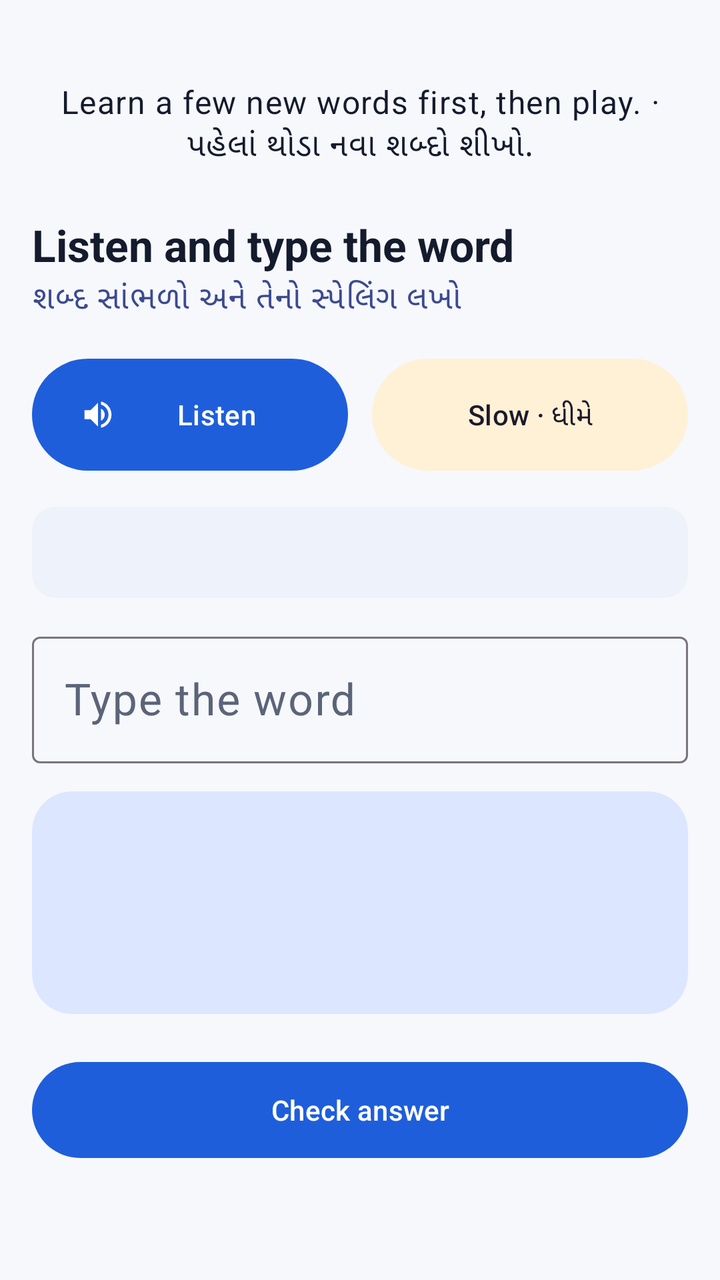
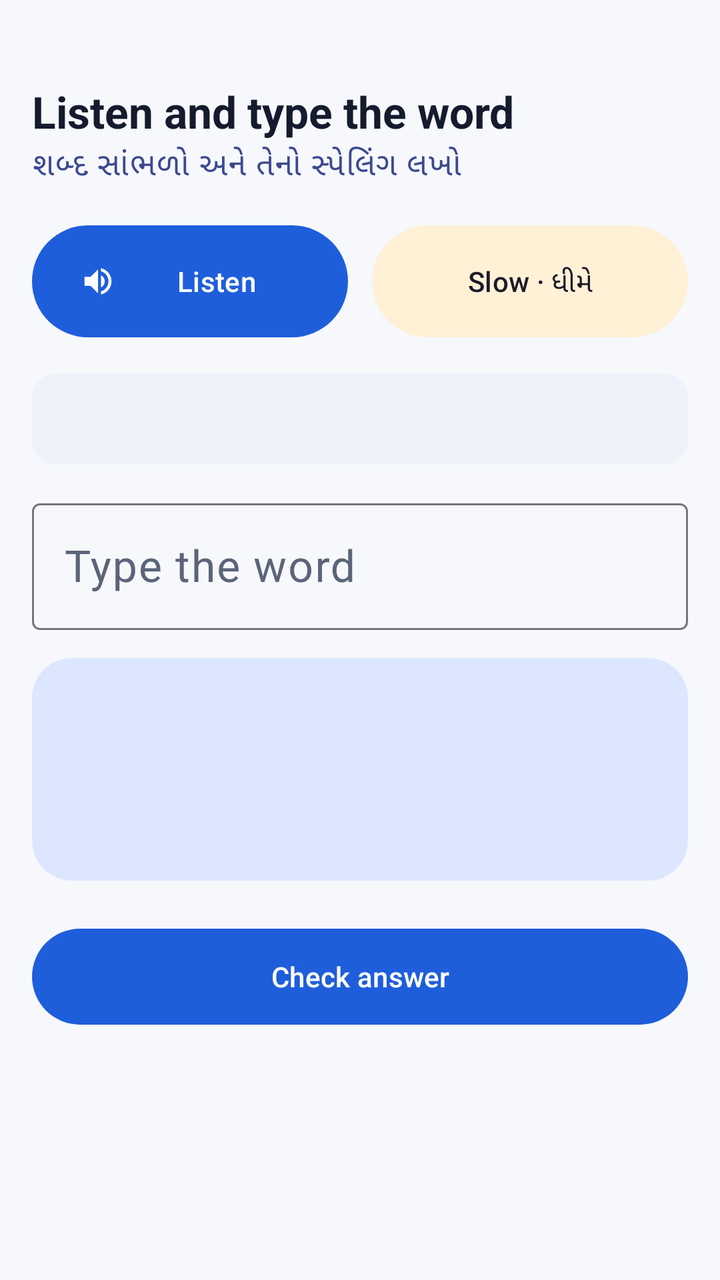

An Android layout rendered at two revisions. The XML below is the earlier revision; the diff shows what the commit changed to produce the second picture.
<!-- AndroidManifest.xml: application theme Theme.IELTSReading -->
<!-- res/layout/fragment_spelling.xml -->
<?xml version="1.0" encoding="utf-8"?>
<androidx.core.widget.NestedScrollView xmlns:android="http://schemas.android.com/apk/res/android"
    xmlns:app="http://schemas.android.com/apk/res-auto"
    android:layout_width="match_parent"
    android:layout_height="match_parent">

    <LinearLayout
        android:layout_width="match_parent"
        android:layout_height="wrap_content"
        android:orientation="vertical"
        android:padding="@dimen/screen_padding">

        <TextView
            android:id="@+id/textEmpty"
            android:layout_width="match_parent"
            android:layout_height="wrap_content"
            android:layout_marginTop="24dp"
            android:gravity="center"
            android:text="@string/game_needs_words"
            android:textAppearance="@style/Text.Body" />

        <LinearLayout
            android:id="@+id/groupGame"
            android:layout_width="match_parent"
            android:layout_height="wrap_content"
            android:orientation="vertical">

            <TextView
                android:id="@+id/textCounter"
                android:layout_width="wrap_content"
                android:layout_height="wrap_content"
                android:textAppearance="@style/Text.Label" />

            <TextView
                android:layout_width="match_parent"
                android:layout_height="wrap_content"
                android:layout_marginTop="6dp"
                android:text="@string/spelling_title"
                android:textAppearance="@style/Text.Title" />

            <TextView
                android:layout_width="match_parent"
                android:layout_height="wrap_content"
                android:text="@string/spelling_title_gu"
                android:textAppearance="@style/Text.Gujarati" />

            <LinearLayout
                android:layout_width="match_parent"
                android:layout_height="wrap_content"
                android:layout_marginTop="16dp"
                android:orientation="horizontal">

                <com.google.android.material.button.MaterialButton
                    android:id="@+id/btnListen"
                    android:layout_width="0dp"
                    android:layout_height="64dp"
                    android:layout_marginEnd="6dp"
                    android:layout_weight="1"
                    android:text="@string/btn_listen"
                    app:icon="@drawable/ic_volume" />

                <com.google.android.material.button.MaterialButton
                    android:id="@+id/btnSlow"
                    style="@style/Widget.Material3.Button.TonalButton"
                    android:layout_width="0dp"
                    android:layout_height="64dp"
                    android:layout_marginStart="6dp"
                    android:layout_weight="1"
                    android:text="@string/btn_slow" />
            </LinearLayout>

            <TextView
                android:id="@+id/textHint"
                android:layout_width="match_parent"
                android:layout_height="wrap_content"
                android:layout_marginTop="14dp"
                android:background="@drawable/bg_gujarati"
                android:padding="12dp"
                android:textAppearance="@style/Text.Gujarati" />

            <com.google.android.material.textfield.TextInputLayout
                style="@style/Widget.Material3.TextInputLayout.OutlinedBox"
                android:layout_width="match_parent"
                android:layout_height="wrap_content"
                android:layout_marginTop="14dp"
                android:hint="@string/type_the_word">

                <com.google.android.material.textfield.TextInputEditText
                    android:id="@+id/inputAnswer"
                    android:layout_width="match_parent"
                    android:layout_height="wrap_content"
                    android:imeOptions="actionDone"
                    android:inputType="textNoSuggestions|textVisiblePassword"
                    android:maxLines="1"
                    android:textSize="22sp" />
            </com.google.android.material.textfield.TextInputLayout>

            <com.google.android.material.card.MaterialCardView
                android:id="@+id/cardFeedback"
                style="@style/Widget.App.Card.Tinted"
                android:layout_width="match_parent"
                android:layout_height="wrap_content"
                android:layout_marginTop="14dp">

                <LinearLayout
                    android:layout_width="match_parent"
                    android:layout_height="wrap_content"
                    android:orientation="vertical"
                    android:padding="14dp">

                    <TextView
                        android:id="@+id/textFeedback"
                        android:layout_width="wrap_content"
                        android:layout_height="wrap_content"
                        android:textAppearance="@style/TextAppearance.Material3.TitleLarge"
                        android:textStyle="bold" />

                    <TextView
                        android:id="@+id/textCorrectWord"
                        android:layout_width="wrap_content"
                        android:layout_height="wrap_content"
                        android:textAppearance="@style/TextAppearance.Material3.HeadlineSmall"
                        android:textColor="@color/brand_primary"
                        android:textStyle="bold" />

                    <TextView
                        android:id="@+id/textExample"
                        android:layout_width="match_parent"
                        android:layout_height="wrap_content"
                        android:textAppearance="@style/Text.Body" />
                </LinearLayout>
            </com.google.android.material.card.MaterialCardView>

            <com.google.android.material.button.MaterialButton
                android:id="@+id/btnAction"
                android:layout_width="match_parent"
                android:layout_height="56dp"
                android:layout_marginTop="20dp"
                android:text="@string/btn_check" />
        </LinearLayout>

        <LinearLayout
            android:id="@+id/groupFinished"
            android:layout_width="match_parent"
            android:layout_height="wrap_content"
            android:layout_marginTop="40dp"
            android:orientation="vertical"
            android:visibility="gone">

            <TextView
                android:id="@+id/textFinished"
                android:layout_width="match_parent"
                android:layout_height="wrap_content"
                android:gravity="center"
                android:textAppearance="@style/Text.Title" />

            <com.google.android.material.button.MaterialButton
                android:id="@+id/btnAgain"
                android:layout_width="match_parent"
                android:layout_height="56dp"
                android:layout_marginTop="16dp"
                android:text="@string/btn_play_again" />

            <com.google.android.material.button.MaterialButton
                android:id="@+id/btnDone"
                style="@style/Widget.Material3.Button.TonalButton"
                android:layout_width="match_parent"
                android:layout_height="56dp"
                android:layout_marginTop="8dp"
                android:text="@string/btn_done" />
        </LinearLayout>
    </LinearLayout>
</androidx.core.widget.NestedScrollView>
<!-- resources referenced by this layout -->
<resources>
  <color name="brand_primary">#1F5EDB</color>
  <dimen name="screen_padding">16dp</dimen>
  <!-- drawable bg_gujarati (drawable) -->
  <shape xmlns:android="http://schemas.android.com/apk/res/android" android:shape="rectangle">
      <solid android:color="@color/surface_variant"/>
      <corners android:radius="12dp"/>
  </shape>
  <!-- drawable ic_volume (drawable) -->
  <vector xmlns:android="http://schemas.android.com/apk/res/android"
      android:width="24dp" android:height="24dp"
      android:viewportWidth="24" android:viewportHeight="24"
      android:tint="?attr/colorControlNormal">
      <path android:fillColor="@android:color/white" android:pathData="M3,9v6h4l5,5V4L7,9H3zM16.5,12c0,-1.77 -1.02,-3.29 -2.5,-4.03v8.05c1.48,-0.73 2.5,-2.25 2.5,-4.02zM14,3.23v2.06c2.89,0.86 5,3.54 5,6.71s-2.11,5.85 -5,6.71v2.06c4.01,-0.91 7,-4.49 7,-8.77s-2.99,-7.86 -7,-8.77z"/>
  </vector>
  <string name="btn_check">Check answer</string>
  <string name="btn_done">Done</string>
  <string name="btn_listen">Listen</string>
  <string name="btn_play_again">Play again</string>
  <string name="btn_slow">Slow · ધીમે</string>
  <string name="game_needs_words">Learn a few new words first, then play. · પહેલાં થોડા નવા શબ્દો શીખો.</string>
  <string name="spelling_title">Listen and type the word</string>
  <string name="spelling_title_gu">શબ્દ સાંભળો અને તેનો સ્પેલિંગ લખો</string>
  <string name="type_the_word">Type the word</string>
  <style name="Text.Body" parent="TextAppearance.Material3.BodyLarge">
          <item name="android:textColor">@color/text_primary</item>
          <item name="android:lineSpacingMultiplier">1.25</item>
      </style>
  <style name="Text.Gujarati" parent="TextAppearance.Material3.BodyLarge">
          <item name="android:textColor">@color/gujarati_text</item>
          <item name="android:lineSpacingMultiplier">1.3</item>
      </style>
  <style name="Text.Label" parent="TextAppearance.Material3.LabelLarge">
          <item name="android:textColor">@color/brand_primary</item>
          <item name="android:textStyle">bold</item>
      </style>
  <style name="Text.Title" parent="TextAppearance.Material3.TitleLarge">
          <item name="android:textColor">@color/text_primary</item>
          <item name="android:textStyle">bold</item>
      </style>
  <style name="Widget.App.Card.Tinted" parent="Widget.Material3.CardView.Filled">
          <item name="cardCornerRadius">@dimen/card_radius</item>
          <item name="cardBackgroundColor">@color/brand_primary_container</item>
      </style>
  <color name="surface_variant">#EEF2FA</color>
  <color name="text_primary">#141B2D</color>
  <color name="gujarati_text">#3D4A8F</color>
  <dimen name="card_radius">20dp</dimen>
  <color name="brand_primary_container">#DCE6FF</color>
  <color name="white">#FFFFFF</color>
  <color name="brand_on_primary_container">#0A2A6B</color>
  <color name="brand_secondary">#F59E0B</color>
  <color name="brand_secondary_container">#FFF1D6</color>
  <color name="brand_tertiary">#0E9F8C</color>
  <color name="error">#DC2626</color>
  <color name="background">#F6F8FC</color>
  <color name="surface">#FFFFFF</color>
  <color name="text_secondary">#5B6478</color>
  <style name="Widget.App.Card" parent="Widget.Material3.CardView.Elevated">
          <item name="cardCornerRadius">@dimen/card_radius</item>
          <item name="cardBackgroundColor">@color/surface</item>
          <item name="cardElevation">1dp</item>
      </style>
  <!-- unchanged entries left out for length: 1 -->
</resources>

<!-- the commit's change to res/layout/fragment_spelling.xml (unified diff, before → after) -->
@@ -17,6 +17,7 @@
             android:layout_marginTop="24dp"
             android:gravity="center"
             android:text="@string/game_needs_words"
+            android:visibility="gone"
             android:textAppearance="@style/Text.Body" />
 
         <LinearLayout
